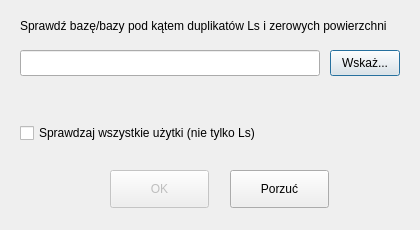
Before: the Qt Designer form skrypty/ui/ui_baza_popraw_ls.ui in Marcus-LAS-R/LASR, drawn with Qt 5.
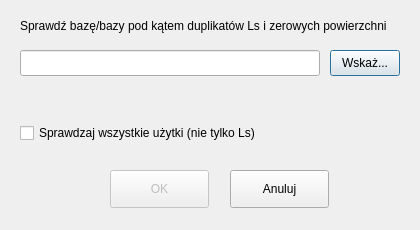
After: the same form once the commit is applied.

Patch:
```diff
--- a/skrypty/ui/ui_baza_popraw_ls.ui
+++ b/skrypty/ui/ui_baza_popraw_ls.ui
@@ -104,7 +104,7 @@
     </rect>
    </property>
    <property name="text">
-    <string>Porzuć</string>
+    <string>Anuluj</string>
    </property>
   </widget>
  </widget>
```
